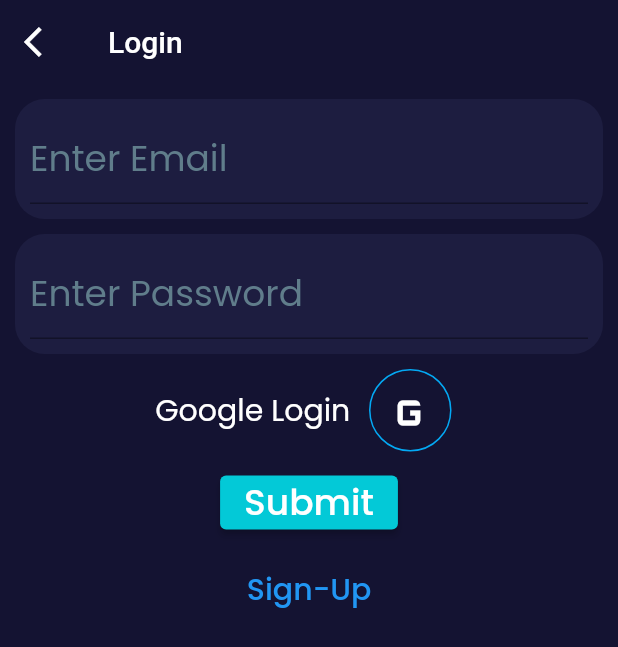
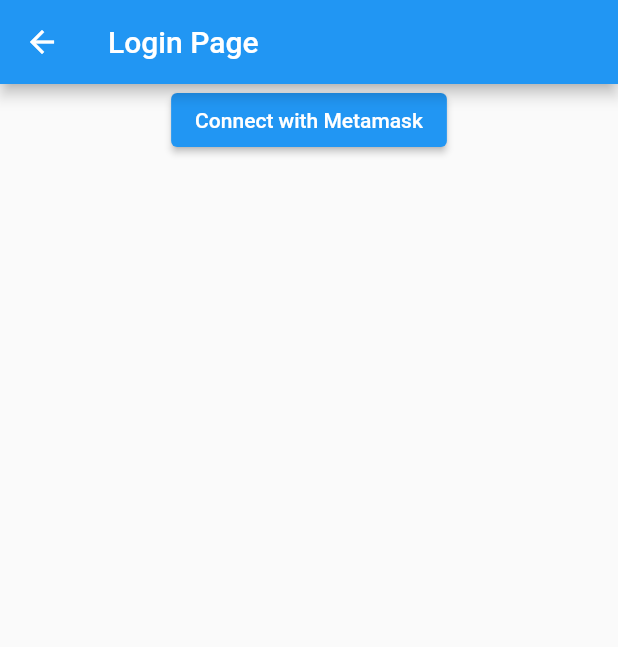
Before and after one commit to ayushshah31/COC_Spaghetti-Coders-1337-App, a Flutter app: the screen it shows after launch, after a tap on "Get Started", on a phone screen of 412 x 824 dp. Shown: the top 647 px of the screen. Run offline on Flutter 3.47's test engine with Material 2 defaults, Android fonts, the phone set to English and light mode, and no system bars; our stand-ins replace cloud_firestore, firebase_auth, firebase_core, firebase_database, firebase_storage, get and 3 more; missing offline and left inert: google_ml_kit, walletconnect_dart; accounts and stored records are empty.

Commit message:
meta-mask & kyc aadhar details

```diff
--- a/lib/UI/getStarted.dart
+++ b/lib/UI/getStarted.dart
@@ -1,3 +1,4 @@
+import 'package:coc_app/UI/loginMeta.dart';
 import 'package:flutter/material.dart';
 import 'package:google_fonts/google_fonts.dart';
 import 'package:get/get.dart';
@@ -14,7 +15,7 @@ class _GetStartedState extends State<GetStarted> {
   @override
   Widget build(BuildContext context) {
     return Scaffold(
-      backgroundColor: const Color(0xff141332),
+      backgroundColor: const Color(0xff212638),
       body: Container(
         child: Column(
           // mainAxisAlignment: MainAxisAlignment.center,
@@ -32,7 +33,7 @@ class _GetStartedState extends State<GetStarted> {
               child: Text('Some Msg',
               style: GoogleFonts.poppins(
                 fontSize: 24,
-                color: Colors.white
+                color: Color(0xffF9FBFF)
               ),),
             ),
             const SizedBox(height:50),
@@ -40,10 +41,11 @@ class _GetStartedState extends State<GetStarted> {
               padding: const EdgeInsets.all(10.0),
               child: ElevatedButton(
                 onPressed: (){
-                  Get.to(const Wrapper());
+                  // Get.to(const Wrapper());
+                  Get.to(LoginMeta());
                 },
                 style: ButtonStyle(
-                  backgroundColor: MaterialStateProperty.all(const Color(0xff6359E9))),
+                  backgroundColor: MaterialStateProperty.all(const Color(0xff4969A6))),
                 child: Text("Get Started"),
               )
             ),
--- /dev/null
+++ b/lib/UI/loginMeta.dart
@@ -0,0 +1,112 @@
+import 'package:coc_app/UI/kyc.dart';
+import 'package:flutter/material.dart';
+import 'package:google_fonts/google_fonts.dart';
+import 'package:walletconnect_dart/walletconnect_dart.dart';
+import 'package:url_launcher/url_launcher_string.dart';
+import 'package:get/get.dart';
+import 'package:firebase_database/firebase_database.dart';
+import 'package:firebase_storage/firebase_storage.dart';
+
+class LoginMeta extends StatefulWidget {
+  const LoginMeta({Key? key}) : super(key: key);
+
+  @override
+  State<LoginMeta> createState() => _LoginMetaState();
+}
+
+class _LoginMetaState extends State<LoginMeta> {
+  var connector = WalletConnect(
+      bridge: 'https://bridge.walletconnect.org',
+      clientMeta: const PeerMeta(
+          name: 'My App',
+          description: 'An app for converting pictures to NFT',
+          url: 'https://walletconnect.org',
+          icons: [
+            'https://files.gitbook.com/v0/b/gitbook-legacy-files/o/spaces%2F-LJJeCjcLrr53DcT1Ml7%2Favatar.png?alt=media'
+          ]));
+
+  var _session, _uri;
+
+  loginUsingMetamask(BuildContext context) async {
+    if (!connector.connected) {
+      try {
+        var session = await connector.createSession(onDisplayUri: (uri) async {
+          _uri = uri;
+          await launchUrlString(uri, mode: LaunchMode.externalApplication);
+        });
+        setState(() {
+          _session = session;
+        });
+      } catch (exp) {
+        print(exp);
+        print("Error");
+      }
+    }
+  }
+
+  @override
+  Widget build(BuildContext context) {
+    connector.on(
+        'connect',
+            (session) => setState(
+              () {
+            _session = _session;
+            print("Success");
+          },
+        ));
+    connector.on(
+        'session_update',
+            (payload) => setState(() {
+          _session = payload;
+          print(payload);
+          // print(payload);
+        }));
+    connector.on(
+        'disconnect',
+            (payload) => setState(() {
+              print("Disconnect");
+          _session = null;
+        }));
+    return Scaffold(
+      appBar: AppBar(
+        title: const Text('Login Page'),
+      ),
+      body: SingleChildScrollView(
+        child: Column(
+          mainAxisAlignment: MainAxisAlignment.center,
+          children: [
+            // Image.asset(
+            //   'assets/images/main_page_image.png',
+            //   fit: BoxFit.fitHeight,
+            // ),
+            (_session != null) ? Container(
+                padding: const EdgeInsets.fromLTRB(20, 0, 20, 0),
+                child: Column(
+                    crossAxisAlignment: CrossAxisAlignment.start,
+                    children: [
+                      Text(
+                        'Account',
+                        style: GoogleFonts.merriweather(
+                            fontWeight: FontWeight.bold, fontSize: 16),
+                      ),
+                      Text(
+                        '${_session.accounts[0]}',
+                        style: GoogleFonts.inconsolata(fontSize: 16),
+                      ),
+                    ]
+                )
+            ) :
+            ElevatedButton(
+                onPressed: () => loginUsingMetamask(context),
+                child: const Text("Connect with Metamask")),
+            SizedBox(height: 20),
+            (_session!=null)?
+            ElevatedButton(
+                onPressed: ()=> Get.to(KYC()), child: Text("KYC")
+            ): Container()
+          ],
+        ),
+      ),
+    );
+  }
+}
--- a/lib/UI/wrapper.dart
+++ b/lib/UI/wrapper.dart
@@ -1,3 +1,4 @@
+import 'package:coc_app/UI/loginMeta.dart';
 import 'package:firebase_auth/firebase_auth.dart';
 import 'package:coc_app/UI/bottomBar.dart';
 // import 'package:hackniche_finance/UI/getStarted.dart';
@@ -14,8 +15,11 @@ class Wrapper extends StatelessWidget {
   Widget build(BuildContext context) {
     final user = Provider.of<User?>(context);
 
+    // final userMeta
+
     if(user == null) {
-      return const LoginPage();
+      // return const LoginPage();
+      return const LoginMeta();
     }
     return const BottomBarStart();
   }
```
Also changed, not shown: lib/UI/kyc.dart (+108 -8 lines), pubspec.yaml (+7 -4 lines), pubspec.lock, 1 other file.
